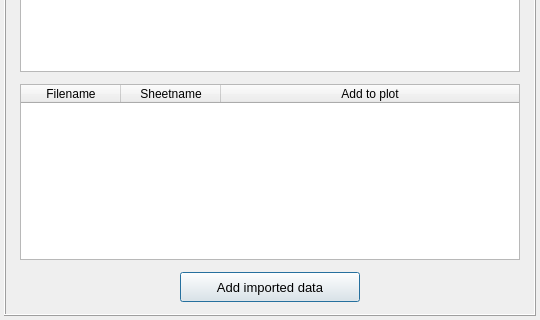
First picture: the form in pulse/interface/data/ui_files/data_handler/import_data_to_compare.ui, repository open-pulse/OpenPulse, before the edit; both pictures show x 0 to 540 and y 260 to 580 of the 540 by 580 pixel window.
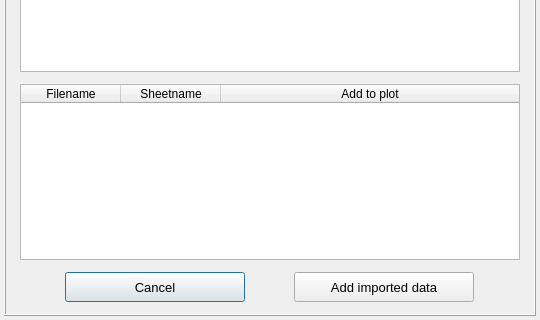
Second picture: the form after the edit. Icons and pictures are not drawn.

```diff
--- a/pulse/interface/data/ui_files/data_handler/import_data_to_compare.ui
+++ b/pulse/interface/data/ui_files/data_handler/import_data_to_compare.ui
@@ -752,7 +752,7 @@
             <property name="spacing">
              <number>2</number>
             </property>
-            <item row="0" column="0">
+            <item row="0" column="1">
              <widget class="QPushButton" name="pushButton_add_imported_data_to_plot">
               <property name="minimumSize">
                <size>
@@ -801,6 +801,55 @@
               </property>
              </widget>
             </item>
+            <item row="0" column="0">
+             <widget class="QPushButton" name="pushButton_cancel">
+              <property name="minimumSize">
+               <size>
+                <width>180</width>
+                <height>30</height>
+               </size>
+              </property>
+              <property name="maximumSize">
+               <size>
+                <width>180</width>
+                <height>30</height>
+               </size>
+              </property>
+              <property name="sizeIncrement">
+               <size>
+                <width>0</width>
+                <height>0</height>
+               </size>
+              </property>
+              <property name="font">
+               <font>
+                <family>MS Shell Dlg 2</family>
+                <pointsize>10</pointsize>
+                <weight>50</weight>
+                <italic>false</italic>
+                <bold>false</bold>
+               </font>
+              </property>
+              <property name="styleSheet">
+               <string notr="true"/>
+              </property>
+              <property name="text">
+               <string>Cancel</string>
+              </property>
+              <property name="iconSize">
+               <size>
+                <width>20</width>
+                <height>20</height>
+               </size>
+              </property>
+              <property name="autoDefault">
+               <bool>false</bool>
+              </property>
+              <property name="default">
+               <bool>true</bool>
+              </property>
+             </widget>
+            </item>
            </layout>
           </widget>
          </item>
```
